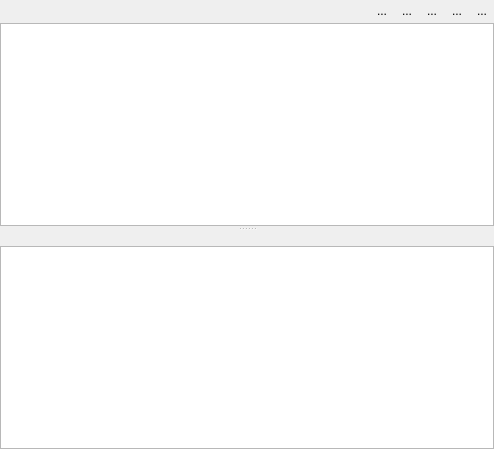
Above: Viewer/src/OutputItemWidget.ui from ecmwf/ecflow before the change. Below: the same form after it.
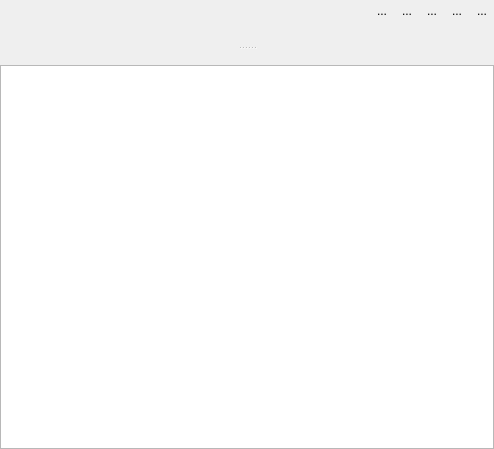
That is the form after the change. Icons and pictures are not drawn. Custom widgets are drawn as their Qt base class.

Commit message: getting large output > 80MB seems to hang the whole GUI ECFLOW-494

```diff
--- a/Viewer/src/OutputItemWidget.ui
+++ b/Viewer/src/OutputItemWidget.ui
@@ -151,20 +151,7 @@
         <widget class="MessageLabel" name="messageLabel_" native="true"/>
        </item>
        <item>
-        <widget class="TextEdit" name="textEdit_">
-         <property name="sizePolicy">
-          <sizepolicy hsizetype="Expanding" vsizetype="Expanding">
-           <horstretch>0</horstretch>
-           <verstretch>1</verstretch>
-          </sizepolicy>
-         </property>
-         <property name="lineWrapMode">
-          <enum>QPlainTextEdit::NoWrap</enum>
-         </property>
-         <property name="readOnly">
-          <bool>true</bool>
-         </property>
-        </widget>
+        <widget class="OutputBrowser" name="browser_" native="true"/>
        </item>
        <item>
         <widget class="PlainTextSearchLine" name="searchLine_" native="true"/>
@@ -202,11 +189,6 @@
    <header>PlainTextSearchLine.hpp</header>
    <container>1</container>
   </customwidget>
-  <customwidget>
-   <class>TextEdit</class>
-   <extends>QPlainTextEdit</extends>
-   <header location="global">TextEdit.hpp</header>
-  </customwidget>
   <customwidget>
    <class>MessageLabel</class>
    <extends>QWidget</extends>
@@ -221,7 +203,13 @@
   <customwidget>
    <class>DirInfoLabel</class>
    <extends>QLabel</extends>
-   <header location="global">FileInfoLabel.hpp</header>
+   <header>FileInfoLabel.hpp</header>
+  </customwidget>
+  <customwidget>
+   <class>OutputBrowser</class>
+   <extends>QWidget</extends>
+   <header>OutputBrowser.hpp</header>
+   <container>1</container>
   </customwidget>
  </customwidgets>
  <resources>
```
Left out of the diff: 2 changed lines with no effect on the pictures. The commit also changes 27 other files.
